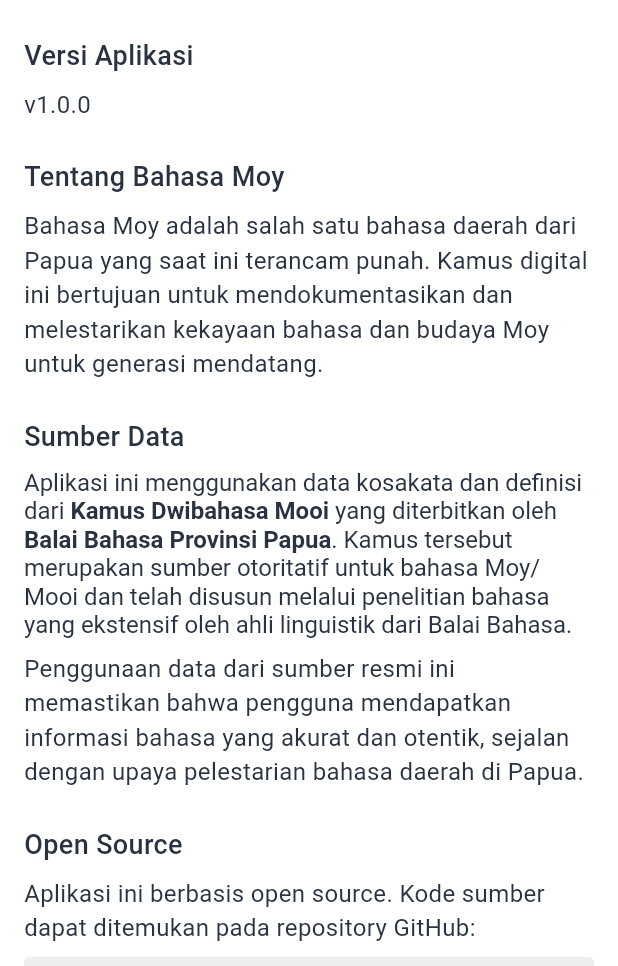
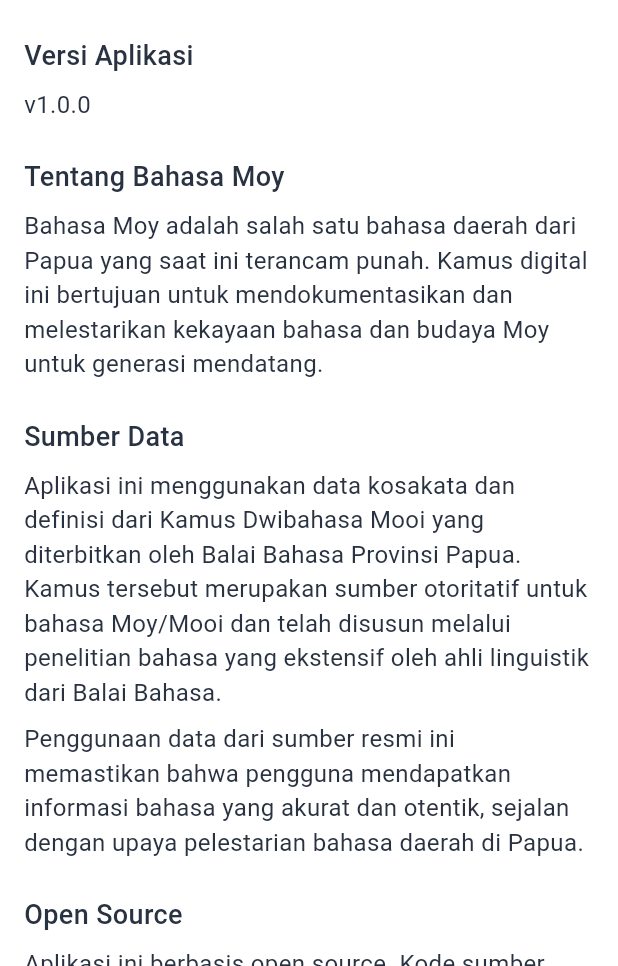
Before and after one commit to papua-opensource/kamus-bahasa-moy, a Flutter app: the AboutScreen screen opened directly, on a phone screen of 412 x 824 dp, the part 270-1236 px from its top. Run offline on Flutter 3.47's test engine with Material 3 defaults, Android fonts, the light colour scheme and no system bars; project files that could hold a hidden picture were left out.

Commit message:
refactor: simplify AboutScreen text layout and remove RichText widget

```diff
--- a/lib/screens/about_screen.dart
+++ b/lib/screens/about_screen.dart
@@ -67,8 +67,8 @@
             const Text(
               'Bahasa Moy adalah salah satu bahasa daerah dari Papua yang saat ini terancam punah. Kamus digital ini bertujuan untuk mendokumentasikan dan melestarikan kekayaan bahasa dan budaya Moy untuk generasi mendatang.',
               style: TextStyle(
+                color: Color(0xFF293241),
                 fontSize: 16,
-                color: Color(0xFF293241),
               ),
             ),
             const SizedBox(height: 24),
@@ -81,37 +81,15 @@
               ),
             ),
             const SizedBox(height: 8),
-            RichText(
-              text: const TextSpan(
-                style: TextStyle(
-                  color: Color(0xFF293241),
-                  fontSize: 16,
-                ),
-                children: [
-                  TextSpan(
-                    text:
-                        'Aplikasi ini menggunakan data kosakata dan definisi dari ',
-                  ),
-                  TextSpan(
-                    text: 'Kamus Dwibahasa Mooi',
-                    style: TextStyle(fontWeight: FontWeight.bold),
-                  ),
-                  TextSpan(
-                    text: ' yang diterbitkan oleh ',
-                  ),
-                  TextSpan(
-                    text: 'Balai Bahasa Provinsi Papua',
-                    style: TextStyle(fontWeight: FontWeight.bold),
-                  ),
-                  TextSpan(
-                    text:
-                        '. Kamus tersebut merupakan sumber otoritatif untuk bahasa Moy/Mooi dan telah disusun melalui penelitian bahasa yang ekstensif oleh ahli linguistik dari Balai Bahasa.',
-                  ),
-                ],
+            Text(
+              'Aplikasi ini menggunakan data kosakata dan definisi dari Kamus Dwibahasa Mooi yang diterbitkan oleh Balai Bahasa Provinsi Papua. Kamus tersebut merupakan sumber otoritatif untuk bahasa Moy/Mooi dan telah disusun melalui penelitian bahasa yang ekstensif oleh ahli linguistik dari Balai Bahasa.',
+              style: TextStyle(
+                color: Color(0xFF293241),
+                fontSize: 16,
               ),
             ),
             const SizedBox(height: 8),
-            const Text(
+            Text(
               'Penggunaan data dari sumber resmi ini memastikan bahwa pengguna mendapatkan informasi bahasa yang akurat dan otentik, sejalan dengan upaya pelestarian bahasa daerah di Papua.',
               style: TextStyle(
                 color: Color(0xFF293241),
```
